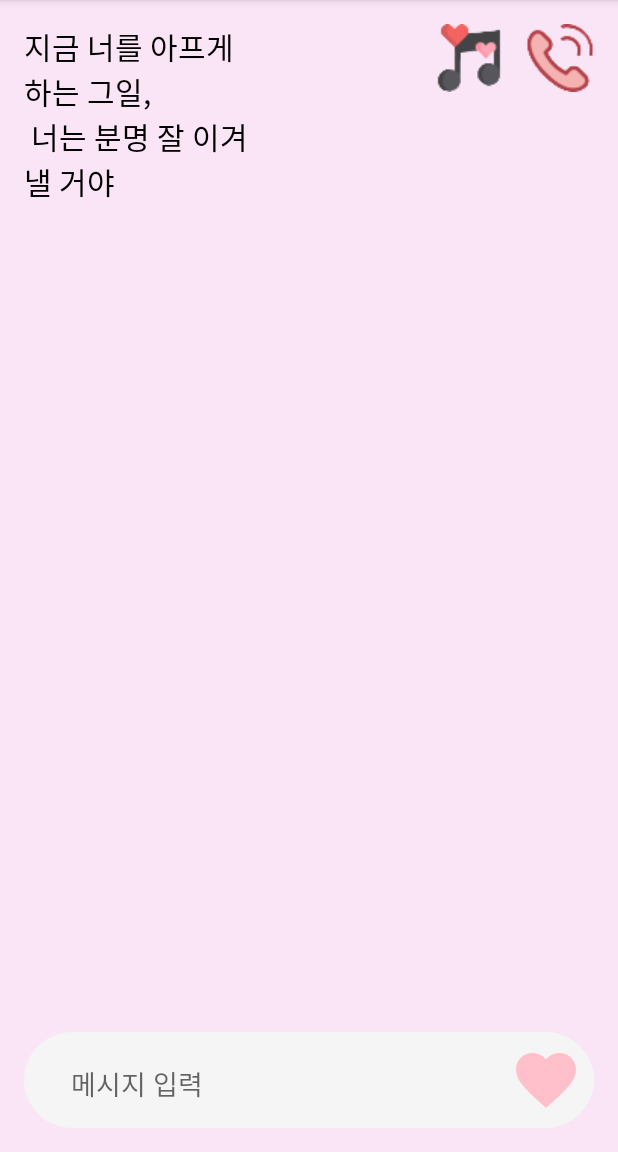
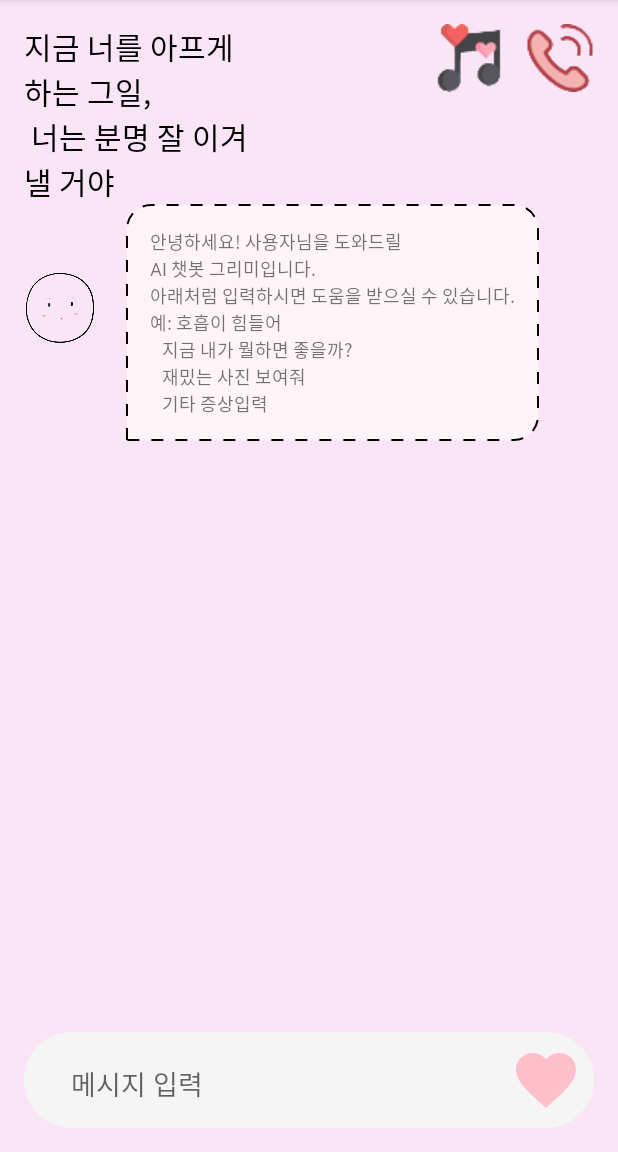
Before and after one commit to 806hyogi/Suicide_prevention_app, an Android app: the screen it shows after launch (MainActivity), on a phone screen of 412 x 824 dp, the part 84-1236 px from its top. Run offline under Robolectric (Android 15) with nearby library versions, the phone set to English and light mode, and no system bars; Roboto replaces fonts that are not available here; 1 statement that could not run was skipped.

Commit message:
FEAT: 챗봇 첫마디 함수 chatBotSays() 추가
MainActivity.java 에 챗봇 첫마디 함수 chatbotSays 추가

```diff
--- a/app/src/main/java/com/example/suicide_prevention_app/MainActivity.java
+++ b/app/src/main/java/com/example/suicide_prevention_app/MainActivity.java
@@ -143,6 +143,21 @@ public class MainActivity extends AppCompatActivity {
 
         // 배경음 인텐트 호출
         startService(new Intent(getApplicationContext(), MusicService.class));
+
+        chatbotSays("안녕하세요! 사용자님을 도와드릴 \n" +
+                "AI 챗봇 그리미입니다.\n" +
+                "아래처럼 입력하시면 도움을 받으실 수 있습니다.\n" +
+                "예: 호흡이 힘들어\n" +
+                "   지금 내가 뭘하면 좋을까? \n" +
+                "   재밌는 사진 보여줘\n" +
+                "   기타 증상입력");
+    }
+
+    /* 챗봇이 처음 말할때 쓰는 함수 */
+    private void chatbotSays(String message) {
+        messageList.add(new Message(message, false));
+        chatAdapter.notifyItemInserted(messageList.size() - 1);
+        recyclerView.smoothScrollToPosition(messageList.size() - 1);
     }
 
     /* 버튼 클릭했을때 확대 축소되는 애니메이션 (통화 버튼, 음악 버튼) */
```
